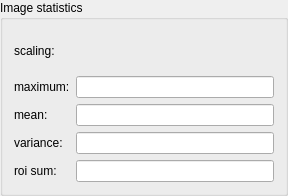
Before: the Qt Designer form lavuelib/ui/StatisticsGroupBox.ui in syncope/lavue, drawn with Qt 5.
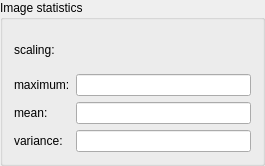
After: the same form once the commit is applied.

```diff
--- a/lavuelib/ui/StatisticsGroupBox.ui
+++ b/lavuelib/ui/StatisticsGroupBox.ui
@@ -6,8 +6,8 @@
    <rect>
     <x>0</x>
     <y>0</y>
-    <width>288</width>
-    <height>196</height>
+    <width>265</width>
+    <height>166</height>
    </rect>
   </property>
   <property name="windowTitle">
@@ -98,29 +98,6 @@
        </property>
       </widget>
      </item>
-     <item row="4" column="0">
-      <widget class="QLabel" name="roiLabel">
-       <property name="toolTip">
-        <string>sum of intensity values after image preparation and scaling for ROI</string>
-       </property>
-       <property name="text">
-        <string>roi sum:</string>
-       </property>
-       <property name="buddy">
-        <cstring>roiLineEdit</cstring>
-       </property>
-      </widget>
-     </item>
-     <item row="4" column="1">
-      <widget class="QLineEdit" name="roiLineEdit">
-       <property name="toolTip">
-        <string>sum of intensity values after image preparation and scaling for ROI</string>
-       </property>
-       <property name="readOnly">
-        <bool>true</bool>
-       </property>
-      </widget>
-     </item>
      <item row="1" column="0">
       <widget class="QLabel" name="maxLabel">
        <property name="toolTip">
```
Left out of the diff: 20 changed lines with no effect on the pictures.
